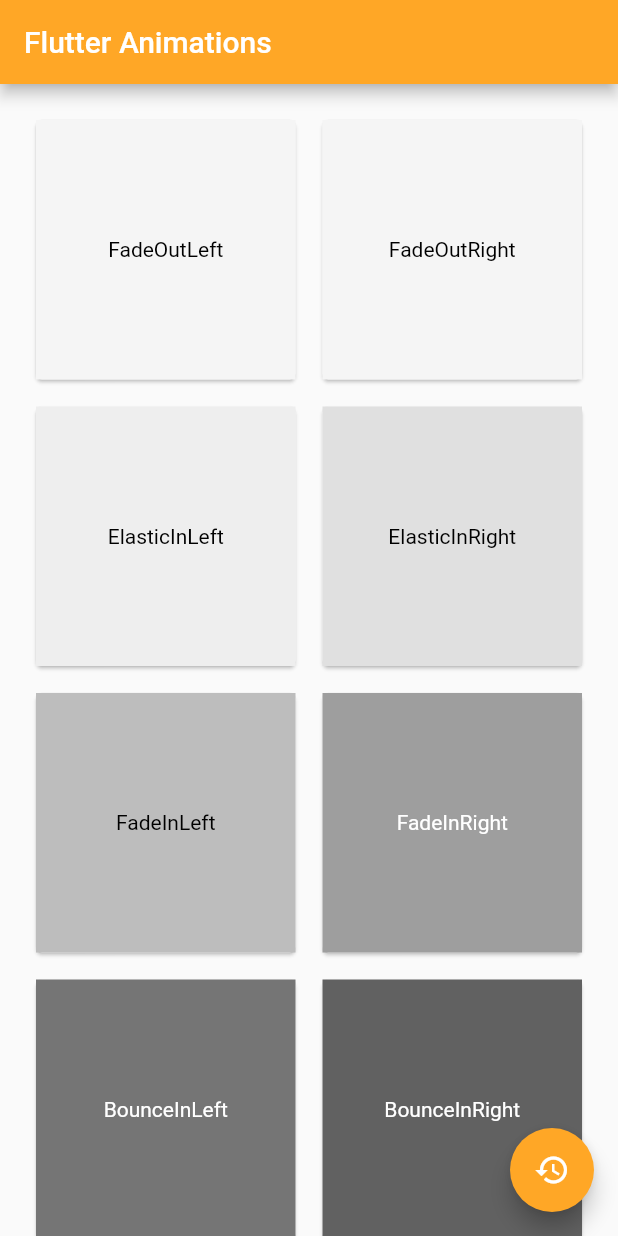
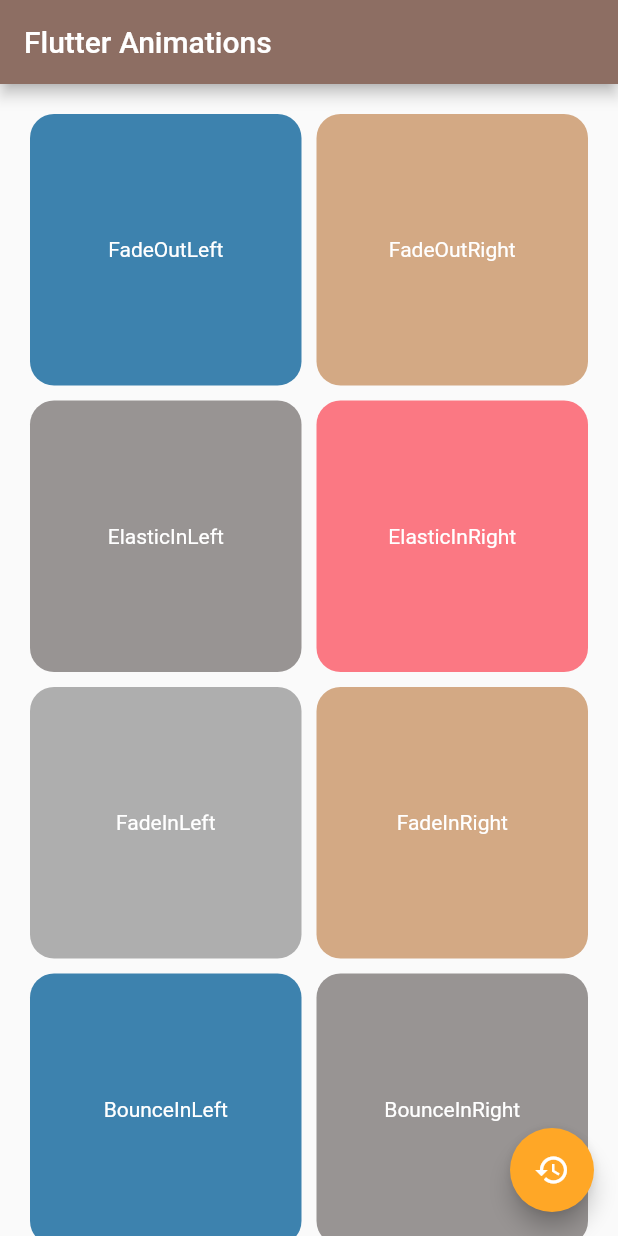
Before and after one commit to percypinaud/flutter_animations, a Flutter app: the screen it shows after launch, on a phone screen of 412 x 824 dp. Run offline on Flutter 3.47's test engine with Material 2 defaults, Android fonts, the phone set to English and light mode, and no system bars; our stand-ins replace animate_do.

```diff
--- a/lib/main.dart
+++ b/lib/main.dart
@@ -1,6 +1,21 @@
 import 'package:flutter/material.dart';
-import 'package:flutter_animations/src/home.dart';
+import 'package:flutter_animations/src/constants.dart';
+import 'package:flutter_animations/src/home/home.dart';
 
 void main() {
-  runApp(MaterialApp(debugShowCheckedModeBanner: false, home: Home()));
+  runApp(MyApp());
 }
+
+class MyApp extends StatelessWidget {
+  @override
+  Widget build(BuildContext context) {
+    return new MaterialApp(
+      debugShowCheckedModeBanner: false,
+      theme: ThemeData(
+        textTheme: Theme.of(context).textTheme.apply(bodyColor: textColor),
+        visualDensity: VisualDensity.adaptivePlatformDensity,
+      ),
+      home: Home(),
+    );
+  }
+}
--- /dev/null
+++ b/lib/src/constants.dart
@@ -0,0 +1,6 @@
+import 'package:flutter/material.dart';
+
+const textColor = Color(0xFF535353);
+const textLightColor = Color(0xFFACACAC);
+
+const defaultPadding = 20.00;
--- a/lib/src/home.dart
+++ /dev/null
@@ -1,106 +0,0 @@
-import 'package:flutter/material.dart';
-import 'package:animate_do/animate_do.dart';
-import 'package:flutter_animations/src/screens/card.dart';
-import 'package:flutter_animations/src/models/tarjetas.dart';
-
-class Home extends StatefulWidget {
-  Home() : super();
-
-  @override
-  _HomeState createState() => _HomeState();
-}
-
-class _HomeState extends State<Home> {
-  List<Tarjeta> tarjetas;
-  GridView gridView;
-  GlobalKey<RefreshIndicatorState> refreshKey;
-
-  @override
-  void initState() {
-    super.initState();
-    refreshKey = GlobalKey<RefreshIndicatorState>();
-    tarjetas = List();
-    addTarjeta();
-  }
-
-  addTarjeta() {
-    if (tarjetas.length <= 0) {
-      tarjetas.add(new Tarjeta(1, 100, "FadeOutLeft", Colors.black));
-      tarjetas.add(new Tarjeta(1, 100, "FadeOutRight", Colors.black));
-      tarjetas.add(new Tarjeta(2, 200, "ElasticInLeft", Colors.black));
-      tarjetas.add(new Tarjeta(2, 300, "ElasticInRight", Colors.black));
-      tarjetas.add(new Tarjeta(3, 400, "FadeInLeft", Colors.black));
-      tarjetas.add(new Tarjeta(3, 500, "FadeInRight", Colors.white));
-      tarjetas.add(new Tarjeta(4, 600, "BounceInLeft", Colors.white));
-      tarjetas.add(new Tarjeta(4, 700, "BounceInRight", Colors.white));
-      tarjetas.add(new Tarjeta(5, 800, "FadeInDown", Colors.white));
-      tarjetas.add(new Tarjeta(5, 900, "FadeInUp", Colors.white));
-    }
-  }
-
-  Future<Null> refreshLista() async {
-    await Future.delayed(Duration(seconds: 2));
-    setState(() {
-      addTarjeta();
-    });
-    return null;
-  }
-
-  Widget lista() {
-    return tarjetas.length > 0
-        ? GridView.count(
-            crossAxisSpacing: 10,
-            mainAxisSpacing: 10,
-            crossAxisCount: 2,
-            primary: false,
-            padding: const EdgeInsets.all(20),
-            children: List.generate(tarjetas.length, (index) {
-              return FadeInUpBig(
-                duration: Duration(seconds: tarjetas[index].duration),
-                child: MyCard(
-                  color_b: tarjetas[index].color,
-                  texto: Text(
-                    tarjetas[index].texto,
-                    style: TextStyle(
-                      color: tarjetas[index].color_t,
-                    ),
-                  ),
-                ),
-              );
-            }))
-        : Container(
-            alignment: Alignment.center,
-            child: Text("No hay datos para mostrar"));
-  }
-
-  @override
-  Widget build(BuildContext context) {
-    return Scaffold(
-        appBar: AppBar(
-          title: Text("Flutter Animations"),
-          backgroundColor: Colors.orange[400],
-        ),
-        body: RefreshIndicator(
-          key: refreshKey,
-          onRefresh: () async {
-            setState(() {
-              tarjetas = [];
-            });
-            await refreshLista();
-          },
-          child: lista(),
-        ),
-        floatingActionButton: FadeInUpBig(
-          child: FloatingActionButton(
-            child: Icon(Icons.restore),
-            backgroundColor: Colors.orange[400],
-            onPressed: () async {
-              setState(() {
-                tarjetas = [];
-              });
-              await refreshLista();
-            },
-          ),
-        ));
-  }
-}
--- /dev/null
+++ b/lib/src/home/home.dart
@@ -0,0 +1,105 @@
+import 'package:flutter/material.dart';
+import 'package:animate_do/animate_do.dart';
+import 'package:flutter_animations/src/constants.dart';
+import 'package:flutter_animations/src/details/details.dart';
+import 'package:flutter_animations/src/home/tarjeta.dart';
+import 'package:flutter_animations/src/models/tarjetas.dart';
+
+class Home extends StatefulWidget {
+  Home() : super();
+
+  @override
+  _HomeState createState() => _HomeState();
+}
+
+class _HomeState extends State<Home> {
+  List<Tarjeta> listaTarjetas;
+  GridView gridView;
+  GlobalKey<RefreshIndicatorState> refreshKey;
+
+  @override
+  void initState() {
+    super.initState();
+    refreshKey = GlobalKey<RefreshIndicatorState>();
+    listaTarjetas = List();
+    listaTarjetas = tarjetas;
+  }
+
+  Future<Null> refrescarLista() async {
+    await Future.delayed(Duration(seconds: 2));
+    setState(() {
+      listaTarjetas = tarjetas;
+    });
+    return null;
+  }
+
+  Widget lista() {
+    return listaTarjetas.length > 0
+        ? GridView.builder(
+            itemCount: listaTarjetas.length,
+            gridDelegate: SliverGridDelegateWithFixedCrossAxisCount(
+              crossAxisSpacing: 10,
+              mainAxisSpacing: 10,
+              crossAxisCount: 2,
+            ),
+            primary: false,
+            padding: const EdgeInsets.all(20),
+            itemBuilder: (context, index) => FadeInUpBig(
+              duration: Duration(milliseconds: listaTarjetas[index].duracion),
+              child: MyTarjeta(
+                  tarjeta: listaTarjetas[index],
+                  texto: Text(
+                    listaTarjetas[index].texto,
+                    style: TextStyle(
+                      color: listaTarjetas[index].color_t,
+                    ),
+                  ),
+                  press: () => Navigator.push(
+                        context,
+                        MaterialPageRoute(
+                          builder: (context) => Detalles(
+                            tarjeta: listaTarjetas[index],
+                          ),
+                        ),
+                      )),
+            ),
+          )
+        : Container(
+            alignment: Alignment.center,
+            child: Text("No hay datos para mostrar"));
+  }
+
+  @override
+  Widget build(BuildContext context) {
+    return Scaffold(
+        appBar: AppBar(
+          backgroundColor: Colors.brown[400],
+          title: Text(
+            "Flutter Animations",
+            style: TextStyle(color: Colors.white),
+          ),
+        ),
+        body: RefreshIndicator(
+          key: refreshKey,
+          onRefresh: () async {
+            setState(() {
+              listaTarjetas = [];
+            });
+            await refrescarLista();
+          },
+          child: lista(),
+        ),
+        floatingActionButton: FadeInUpBig(
+          child: FloatingActionButton(
+            child: Icon(Icons.restore),
+            backgroundColor: Colors.orange[400],
+            onPressed: () async {
+              setState(() {
+                listaTarjetas = [];
+              });
+              await refrescarLista();
+            },
+          ),
+        ));
+  }
+}
--- /dev/null
+++ b/lib/src/home/tarjeta.dart
@@ -0,0 +1,25 @@
+import 'package:flutter/material.dart';
+import 'package:flutter_animations/src/models/tarjetas.dart';
+
+class MyTarjeta extends StatelessWidget {
+  final Widget texto;
+  final Function press;
+  final Tarjeta tarjeta;
+
+  const MyTarjeta({Key key, this.tarjeta, this.texto, this.press})
+      : super(key: key);
+
+  @override
+  Widget build(BuildContext context) {
+    return GestureDetector(
+        onTap: press,
+        child: Container(
+          alignment: Alignment.center,
+          child: texto,
+          decoration: BoxDecoration(
+            color: tarjeta.color,
+            borderRadius: BorderRadius.circular(16),
+          ),
+        ));
+  }
+}
--- a/lib/src/models/tarjetas.dart
+++ b/lib/src/models/tarjetas.dart
@@ -1,10 +1,56 @@
-import 'package:flutter/cupertino.dart';
+import 'package:flutter/material.dart';
 
 class Tarjeta {
-  final int duration;
-  final int color;
+  final int duracion;
+  final Color color;
   final String texto;
   final Color color_t;
+  final String familia;
+  final String descripcion;
 
-  Tarjeta(this.duration, this.color, this.texto, this.color_t);
+  Tarjeta(this.duracion, this.color, this.texto, this.color_t, this.familia,
+      this.descripcion);
 }
+
+List<Tarjeta> tarjetas = [
+  Tarjeta(500, Color(0xFF3D82AE), "FadeOutLeft", Colors.white, "Familia Fade",
+      "Now Attention Seekers can be stopped (even if they are in infinite mode). You just have to set the animate property from true to false"),
+  Tarjeta(700, Color(0xFFD3A984), "FadeOutRight", Colors.white, "Familia Fade",
+      "Now Attention Seekers can be stopped (even if they are in infinite mode). You just have to set the animate property from true to false"),
+  Tarjeta(
+      900,
+      Color(0xFF989493),
+      "ElasticInLeft",
+      Colors.white,
+      "Familia Elastic",
+      "Now Attention Seekers can be stopped (even if they are in infinite mode). You just have to set the animate property from true to false"),
+  Tarjeta(
+      1100,
+      Color(0xFFFB7883),
+      "ElasticInRight",
+      Colors.white,
+      "Familia Elastic",
+      "Now Attention Seekers can be stopped (even if they are in infinite mode). You just have to set the animate property from true to false"),
+  Tarjeta(1300, Color(0xFFAEAEAE), "FadeInLeft", Colors.white, "Familia Fade",
+      "Now Attention Seekers can be stopped (even if they are in infinite mode). You just have to set the animate property from true to false"),
+  Tarjeta(1400, Color(0xFFD3A984), "FadeInRight", Colors.white, "Familia Fade",
+      "Now Attention Seekers can be stopped (even if they are in infinite mode). You just have to set the animate property from true to false"),
+  Tarjeta(
+      1600,
+      Color(0xFF3D82AE),
+      "BounceInLeft",
+      Colors.white,
+      "Familia Bounce",
+      "Now Attention Seekers can be stopped (even if they are in infinite mode). You just have to set the animate property from true to false"),
+  Tarjeta(
+      1800,
+      Color(0xFF989493),
+      "BounceInRight",
+      Colors.white,
+      "Familia Bounce",
+      "Now Attention Seekers can be stopped (even if they are in infinite mode). You just have to set the animate property from true to false"),
+  Tarjeta(1900, Color(0xFFFB7883), "FadeInDown", Colors.white, "Familia Fade",
+      "Now Attention Seekers can be stopped (even if they are in infinite mode). You just have to set the animate property from true to false"),
+  Tarjeta(2100, Color(0xFFAEAEAE), "FadeInUp", Colors.white, "Familia Fade",
+      "Now Attention Seekers can be stopped (even if they are in infinite mode). You just have to set the animate property from true to false")
+];
--- a/lib/src/screens/card.dart
+++ /dev/null
@@ -1,19 +0,0 @@
-import 'package:flutter/material.dart';
-
-class MyCard extends StatelessWidget {
-  final int color_b;
-  final Widget texto;
-
-  MyCard({this.color_b, this.texto});
-
-  @override
-  Widget build(BuildContext context) {
-    return Card(
-      child: Container(
-        alignment: Alignment.center,
-        child: texto,
-        color: Colors.grey[color_b],
-      ),
-    );
-  }
-}
```
Also changed, not shown: lib/src/details/body.dart (added, +75 -0 lines), lib/src/details/details.dart (added, +32 -0 lines), 1 other file.
